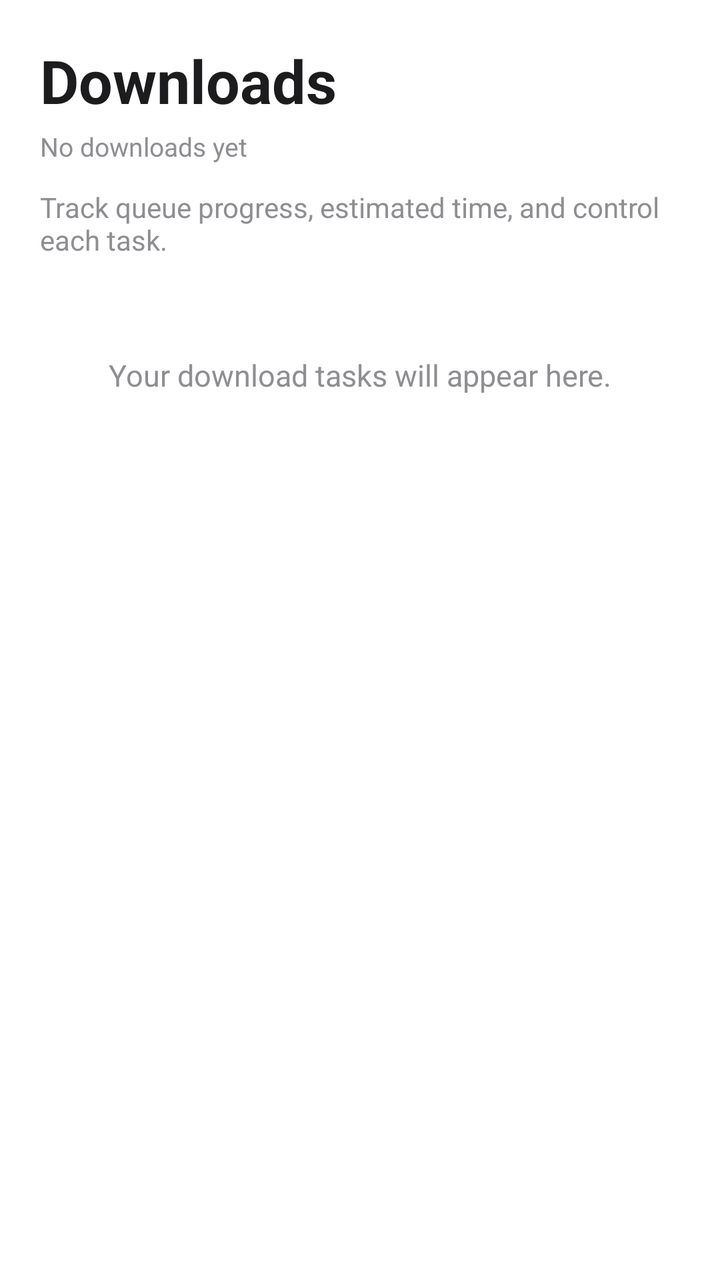
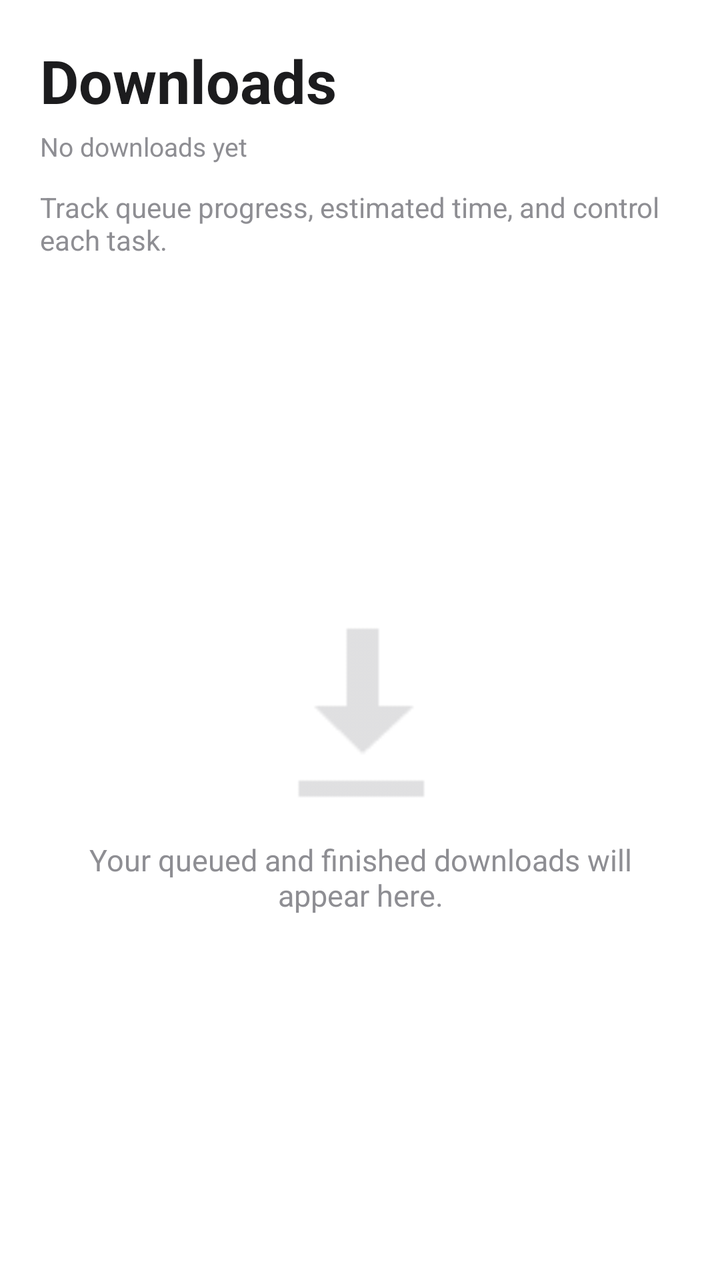

Two renders of the same Android screen: before a commit and after it. Below are the layout's source before the change and the commit's diff.
<!-- AndroidManifest.xml: application theme Theme.MLNetease -->
<!-- res/layout/fragment_downloads.xml -->
<?xml version="1.0" encoding="utf-8"?>
<LinearLayout xmlns:android="http://schemas.android.com/apk/res/android"
    android:layout_width="match_parent"
    android:layout_height="match_parent"
    android:background="@color/background_primary"
    android:orientation="vertical"
    android:padding="20dp">

    <LinearLayout
        android:layout_width="match_parent"
        android:layout_height="wrap_content"
        android:gravity="center_vertical"
        android:orientation="horizontal">

        <LinearLayout
            android:layout_width="0dp"
            android:layout_height="wrap_content"
            android:layout_weight="1"
            android:orientation="vertical">

            <TextView
                android:layout_width="wrap_content"
                android:layout_height="wrap_content"
                android:text="@string/download_manager_title"
                android:textColor="@color/text_primary"
                android:textSize="30sp"
                android:textStyle="bold" />

            <TextView
                android:id="@+id/text_downloads_summary"
                android:layout_width="wrap_content"
                android:layout_height="wrap_content"
                android:layout_marginTop="4dp"
                android:text="@string/downloads_summary_empty"
                android:textColor="@color/text_secondary"
                android:textSize="13sp" />
        </LinearLayout>

        <Button
            android:id="@+id/btn_clear_finished_downloads"
            android:layout_width="wrap_content"
            android:layout_height="wrap_content"
            android:text="@string/download_clear_finished"
            android:textAllCaps="false"
            android:textColor="@color/text_on_brand"
            android:backgroundTint="@color/brand_primary"
            android:visibility="gone" />
    </LinearLayout>

    <TextView
        android:layout_width="match_parent"
        android:layout_height="wrap_content"
        android:layout_marginTop="12dp"
        android:layout_marginBottom="16dp"
        android:text="@string/download_manager_subtitle"
        android:textColor="@color/text_secondary"
        android:textSize="14sp" />

    <TextView
        android:id="@+id/text_downloads_empty"
        android:layout_width="match_parent"
        android:layout_height="wrap_content"
        android:layout_marginTop="32dp"
        android:gravity="center"
        android:text="@string/downloads_empty"
        android:textColor="@color/text_secondary"
        android:textSize="15sp" />

    <androidx.recyclerview.widget.RecyclerView
        android:id="@+id/recycler_download_tasks"
        android:layout_width="match_parent"
        android:layout_height="0dp"
        android:layout_marginTop="8dp"
        android:layout_weight="1"
        android:clipToPadding="false"
        android:paddingBottom="24dp" />

</LinearLayout>
<!-- resources referenced by this layout -->
<resources>
  <color name="background_primary">#FFFFFF</color>
  <color name="brand_primary">#FA233B</color>
  <color name="text_on_brand">#FFFFFF</color>
  <color name="text_primary">#1C1C1E</color>
  <color name="text_secondary">#8E8E93</color>
  <string name="download_clear_finished">Clear finished</string>
  <string name="download_manager_subtitle">Track queue progress, estimated time, and control each task.</string>
  <string name="download_manager_title">Downloads</string>
  <string name="downloads_empty">Your download tasks will appear here.</string>
  <string name="downloads_summary_empty">No downloads yet</string>
  <style name="Theme.MLNetease" parent="Theme.MaterialComponents.DayNight.NoActionBar">
          
          <item name="colorPrimary">@color/brand_primary</item>
          <item name="colorPrimaryVariant">@color/background_secondary</item>
          <item name="colorOnPrimary">@color/text_primary</item>
  
          
          <item name="colorSecondary">@color/brand_primary</item>
          <item name="colorSecondaryVariant">@color/brand_primary</item>
          <item name="colorOnSecondary">@color/text_primary</item>
  
          
          <item name="android:windowBackground">@color/background_primary</item>
          <item name="android:colorBackground">@color/background_primary</item>
  
          
          <item name="android:statusBarColor" tools:targetApi="l">@color/background_primary</item>
          <item name="android:windowLightStatusBar" tools:targetApi="m">true</item>
  
          
          <item name="bottomNavigationStyle">@style/Widget.MaterialComponents.BottomNavigationView.Colored</item>
      </style>
  <color name="background_secondary">#F2F2F7</color>
</resources>

<!-- the commit's change to res/layout/fragment_downloads.xml (unified diff, before → after) -->
@@ -1,5 +1,6 @@
 <?xml version="1.0" encoding="utf-8"?>
 <LinearLayout xmlns:android="http://schemas.android.com/apk/res/android"
+    xmlns:app="http://schemas.android.com/apk/res-auto"
     android:layout_width="match_parent"
     android:layout_height="match_parent"
     android:background="@color/background_primary"
@@ -56,23 +57,44 @@
         android:textColor="@color/text_secondary"
         android:textSize="14sp" />
 
-    <TextView
-        android:id="@+id/text_downloads_empty"
-        android:layout_width="match_parent"
-        android:layout_height="wrap_content"
-        android:layout_marginTop="32dp"
-        android:gravity="center"
-        android:text="@string/downloads_empty"
-        android:textColor="@color/text_secondary"
-        android:textSize="15sp" />
-
-    <androidx.recyclerview.widget.RecyclerView
-        android:id="@+id/recycler_download_tasks"
+    <FrameLayout
         android:layout_width="match_parent"
         android:layout_height="0dp"
-        android:layout_marginTop="8dp"
-        android:layout_weight="1"
-        android:clipToPadding="false"
-        android:paddingBottom="24dp" />
+        android:layout_weight="1">
+
+        <androidx.recyclerview.widget.RecyclerView
+            android:id="@+id/recycler_download_tasks"
+            android:layout_width="match_parent"
+            android:layout_height="match_parent"
+            android:layout_marginTop="8dp"
+            android:clipToPadding="false"
+            android:paddingBottom="24dp" />
+
+        <LinearLayout
+            android:id="@+id/layout_downloads_empty"
+            android:layout_width="match_parent"
+            android:layout_height="match_parent"
+            android:gravity="center"
+            android:orientation="vertical"
+            android:paddingHorizontal="24dp">
+
+            <ImageView
+                android:layout_width="96dp"
+                android:layout_height="96dp"
+                android:alpha="0.28"
+                android:src="@android:drawable/stat_sys_download_done"
+                app:tint="@color/text_secondary" />
+
+            <TextView
+                android:id="@+id/text_downloads_empty"
+                android:layout_width="match_parent"
+                android:layout_height="wrap_content"
+                android:layout_marginTop="16dp"
+                android:gravity="center"
+                android:text="@string/downloads_empty"
+                android:textColor="@color/text_secondary"
+                android:textSize="15sp" />
+        </LinearLayout>
+    </FrameLayout>
 
 </LinearLayout>
<!-- resource entries referenced after the edit -->
@@ -8,7 +8,7 @@
   <string name="download_clear_finished">Clear finished</string>
   <string name="download_manager_subtitle">Track queue progress, estimated time, and control each task.</string>
   <string name="download_manager_title">Downloads</string>
-  <string name="downloads_empty">Your download tasks will appear here.</string>
+  <string name="downloads_empty">Your queued and finished downloads will appear here.</string>
   <string name="downloads_summary_empty">No downloads yet</string>
   <style name="Theme.MLNetease" parent="Theme.MaterialComponents.DayNight.NoActionBar">
           
